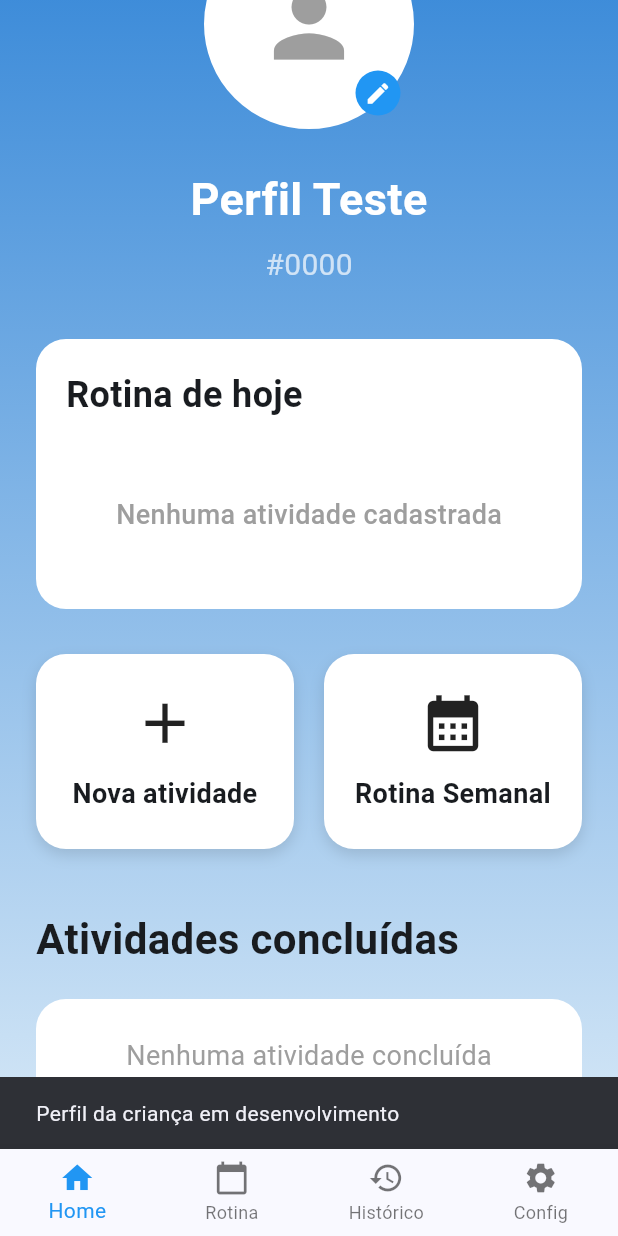
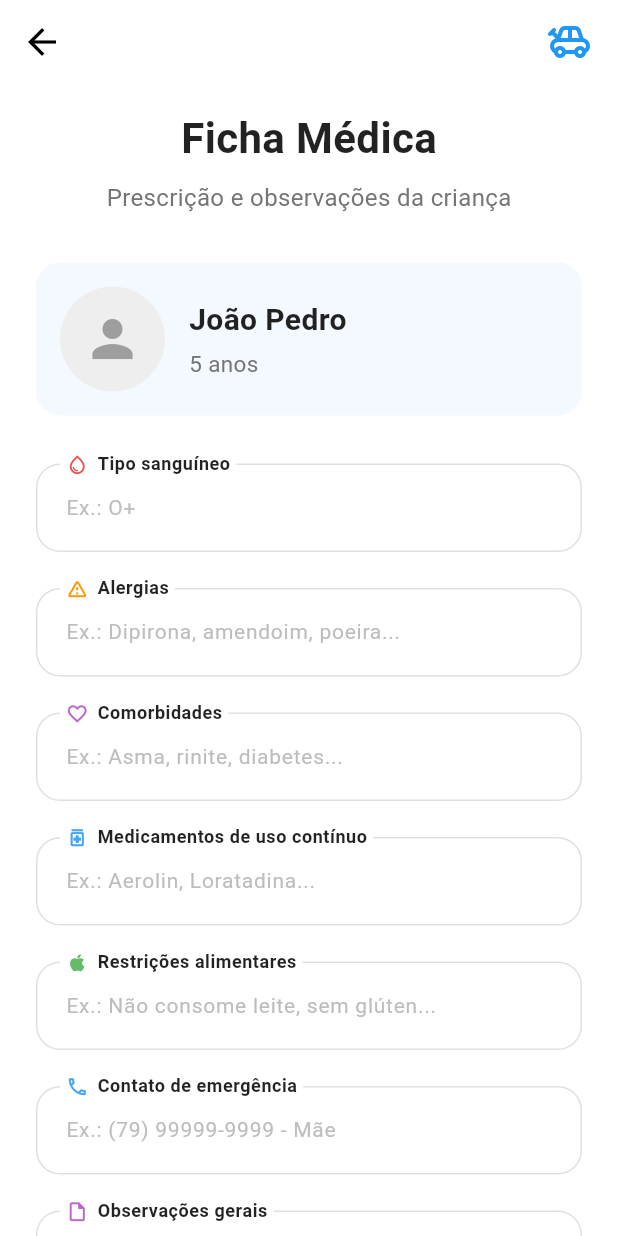
Before and after one commit to robertcalcantara/KidsRoutineapp, a Flutter app: the TelaHome screen opened by its route, scrolled down 189 dp, after a tap on the "person" icon, on a phone screen of 412 x 824 dp. Run offline on Flutter 3.47's test engine with Material 3 defaults, Android fonts, the phone set to English and light mode, and no system bars; our stand-ins replace flutter_secure_storage, pdf, printing; accounts and stored records are empty.

Commit message:
feat: adicionada tela de ficha medica e geracao de pdf

```diff
--- /dev/null
+++ b/lib/ficha_medica_screen.dart
@@ -0,0 +1,313 @@
+import 'package:flutter/material.dart';
+// Importações necessárias para o PDF
+import 'package:pdf/pdf.dart';
+import 'package:pdf/widgets.dart' as pw;
+import 'package:printing/printing.dart';
+
+class FichaMedicaScreen extends StatefulWidget {
+  const FichaMedicaScreen({Key? key}) : super(key: key);
+
+  @override
+  State<FichaMedicaScreen> createState() => _FichaMedicaScreenState();
+}
+
+class _FichaMedicaScreenState extends State<FichaMedicaScreen> {
+  // Controladores para capturar o que o usuário digitar
+  final _tipoSanguineoController = TextEditingController();
+  final _alergiasController = TextEditingController();
+  final _comorbidadesController = TextEditingController();
+  final _medicamentosController = TextEditingController();
+  final _restricoesController = TextEditingController();
+  final _contatoController = TextEditingController();
+  final _observacoesController = TextEditingController();
+
+  @override
+  void dispose() {
+    // É importante limpar os controladores da memória quando fechar a tela
+    _tipoSanguineoController.dispose();
+    _alergiasController.dispose();
+    _comorbidadesController.dispose();
+    _medicamentosController.dispose();
+    _restricoesController.dispose();
+    _contatoController.dispose();
+    _observacoesController.dispose();
+    super.dispose();
+  }
+
+  // Função que será chamada ao clicar em "Gerar PDF"
+  Future<void> _gerarPDF() async {
+    // Cria o documento PDF
+    final pdf = pw.Document();
+
+    // Função auxiliar para desenhar cada campo no PDF
+    pw.Widget buildPdfField(String titulo, String valor) {
+      return pw.Padding(
+        padding: const pw.EdgeInsets.only(bottom: 12.0),
+        child: pw.Column(
+          crossAxisAlignment: pw.CrossAxisAlignment.start,
+          children: [
+            pw.Text(titulo, style: pw.TextStyle(fontWeight: pw.FontWeight.bold, fontSize: 14)),
+            pw.SizedBox(height: 4),
+            pw.Text(
+              valor.trim().isEmpty ? 'Não informado' : valor,
+              style: const pw.TextStyle(fontSize: 12),
+            ),
+          ],
+        ),
+      );
+    }
+
+    // Adiciona uma página ao PDF
+    pdf.addPage(
+      pw.Page(
+        pageFormat: PdfPageFormat.a4,
+        margin: const pw.EdgeInsets.all(40),
+        build: (pw.Context context) {
+          return pw.Column(
+            crossAxisAlignment: pw.CrossAxisAlignment.start,
+            children: [
+              // Cabeçalho do PDF
+              pw.Header(
+                level: 0,
+                child: pw.Text(
+                  'Ficha Médica - João Pedro',
+                  style: pw.TextStyle(fontSize: 24, fontWeight: pw.FontWeight.bold),
+                ),
+              ),
+              pw.SizedBox(height: 20),
+
+              // Dados da Criança
+              pw.Text('Idade: 5 anos', style: const pw.TextStyle(fontSize: 14)),
+              pw.SizedBox(height: 30),
+
+              // Campos Preenchidos
+              buildPdfField('Tipo Sanguíneo', _tipoSanguineoController.text),
+              buildPdfField('Alergias', _alergiasController.text),
+              buildPdfField('Comorbidades', _comorbidadesController.text),
+              buildPdfField('Medicamentos de uso contínuo', _medicamentosController.text),
+              buildPdfField('Restrições alimentares', _restricoesController.text),
+              buildPdfField('Contato de emergência', _contatoController.text),
+              buildPdfField('Observações gerais', _observacoesController.text),
+            ],
+          );
+        },
+      ),
+    );
+
+    // Exibe a tela de pré-visualização e salvamento do dispositivo
+    await Printing.layoutPdf(
+      onLayout: (PdfPageFormat format) async => pdf.save(),
+      name: 'Ficha_Medica_Joao_Pedro.pdf',
+    );
+  }
+
+  @override
+  Widget build(BuildContext context) {
+    return Scaffold(
+      backgroundColor: Colors.white,
+      appBar: AppBar(
+        backgroundColor: Colors.white,
+        elevation: 0,
+        scrolledUnderElevation: 0,
+        leading: IconButton(
+          icon: const Icon(Icons.arrow_back, color: Colors.black, size: 28),
+          onPressed: () => Navigator.pop(context),
+        ),
+        actions: const [
+          Padding(
+            padding: EdgeInsets.only(right: 16.0),
+            child: Icon(Icons.toys_outlined, color: Colors.blue, size: 32),
+          ),
+        ],
+      ),
+      body: SingleChildScrollView(
+        padding: const EdgeInsets.symmetric(horizontal: 24.0, vertical: 16.0),
+        child: Column(
+          crossAxisAlignment: CrossAxisAlignment.center,
+          children: [
+            const Text(
+              'Ficha Médica',
+              style: TextStyle(fontSize: 28, fontWeight: FontWeight.bold, color: Colors.black87),
+            ),
+            const SizedBox(height: 8),
+            Text(
+              'Prescrição e observações da criança',
+              style: TextStyle(fontSize: 16, color: Colors.grey[600]),
+            ),
+            const SizedBox(height: 32),
+
+            // Card de Perfil da Criança
+            Container(
+              padding: const EdgeInsets.all(16),
+              decoration: BoxDecoration(
+                color: const Color(0xFFF4F8FF),
+                borderRadius: BorderRadius.circular(16),
+              ),
+              child: Row(
+                children: [
+                  CircleAvatar(
+                    radius: 35,
+                    backgroundColor: Colors.grey[200],
+                    child: const Icon(Icons.person, size: 40, color: Colors.grey),
+                  ),
+                  const SizedBox(width: 16),
+                  Column(
+                    crossAxisAlignment: CrossAxisAlignment.start,
+                    children: [
+                      const Text(
+                        'João Pedro',
+                        style: TextStyle(fontSize: 20, fontWeight: FontWeight.bold, color: Colors.black87),
+                      ),
+                      const SizedBox(height: 4),
+                      Text(
+                        '5 anos',
+                        style: TextStyle(fontSize: 15, color: Colors.grey[600]),
+                      ),
+                    ],
+                  ),
+                ],
+              ),
+            ),
+            const SizedBox(height: 32),
+
+            // Campos do formulário associados aos controladores
+            _buildCustomField(
+              controller: _tipoSanguineoController,
+              label: 'Tipo sanguíneo',
+              hint: 'Ex.: O+',
+              icon: Icons.water_drop_outlined,
+              iconColor: Colors.red[400]!,
+            ),
+            _buildCustomField(
+              controller: _alergiasController,
+              label: 'Alergias',
+              hint: 'Ex.: Dipirona, amendoim, poeira...',
+              icon: Icons.warning_amber_rounded,
+              iconColor: Colors.orange,
+            ),
+            _buildCustomField(
+              controller: _comorbidadesController,
+              label: 'Comorbidades',
+              hint: 'Ex.: Asma, rinite, diabetes...',
+              icon: Icons.favorite_border,
+              iconColor: Colors.purple[300]!,
+            ),
+            _buildCustomField(
+              controller: _medicamentosController,
+              label: 'Medicamentos de uso contínuo',
+              hint: 'Ex.: Aerolin, Loratadina...',
+              icon: Icons.medication_outlined,
+              iconColor: Colors.blue[400]!,
+            ),
+            _buildCustomField(
+              controller: _restricoesController,
+              label: 'Restrições alimentares',
+              hint: 'Ex.: Não consome leite, sem glúten...',
+              icon: Icons.apple_outlined,
+              iconColor: Colors.green[400]!,
+            ),
+            _buildCustomField(
+              controller: _contatoController,
+              label: 'Contato de emergência',
+              hint: 'Ex.: (79) 99999-9999 - Mãe',
+              icon: Icons.phone_outlined,
+              iconColor: Colors.blue[400]!,
+            ),
+            _buildCustomField(
+              controller: _observacoesController,
+              label: 'Observações gerais',
+              hint: 'Informações importantes sobre a saúde...',
+              icon: Icons.insert_drive_file_outlined,
+              iconColor: Colors.purple[300]!,
+              maxLines: 3,
+            ),
+
+            const SizedBox(height: 8),
+
+            // Botão Gerar PDF
+            SizedBox(
+              width: double.infinity,
+              height: 56,
+              child: ElevatedButton.icon(
+                onPressed: _gerarPDF,
+                icon: const Icon(Icons.picture_as_pdf_outlined, color: Colors.white),
+                label: const Text(
+                  'GERAR PDF',
+                  style: TextStyle(fontSize: 16, fontWeight: FontWeight.bold, color: Colors.white, letterSpacing: 1.2),
+                ),
+                style: ElevatedButton.styleFrom(
+                  backgroundColor: const Color(0xFF3B82F6),
+                  shape: RoundedRectangleBorder(borderRadius: BorderRadius.circular(12)),
+                  elevation: 0,
+                ),
+              ),
+            ),
+            const SizedBox(height: 16),
+
+            // Rodapé
+            Row(
+              mainAxisAlignment: MainAxisAlignment.center,
+              children: [
+                Icon(Icons.info_outline, color: Colors.grey[500], size: 18),
+                const SizedBox(width: 6),
+                Text(
+                  'O PDF será salvo no seu dispositivo',
+                  style: TextStyle(color: Colors.grey[500], fontSize: 13),
+                ),
+              ],
+            ),
+            const SizedBox(height: 24),
+          ],
+        ),
+      ),
+    );
+  }
+
+  // Widget construtor dos campos de texto
+  Widget _buildCustomField({
+    required TextEditingController controller,
+    required String label,
+    required String hint,
+    required IconData icon,
+    required Color iconColor,
+    int maxLines = 1,
+  }) {
+    return Padding(
+      padding: const EdgeInsets.only(bottom: 24.0),
+      child: TextFormField(
+        controller: controller,
+        maxLines: maxLines,
+        style: const TextStyle(fontSize: 15, color: Colors.black87),
+        decoration: InputDecoration(
+          floatingLabelBehavior: FloatingLabelBehavior.always,
+          label: Row(
+            mainAxisSize: MainAxisSize.min,
+            children: [
+              Icon(icon, color: iconColor, size: 20),
+              const SizedBox(width: 8),
+              Text(
+                label,
+                style: const TextStyle(fontWeight: FontWeight.bold, color: Colors.black87, fontSize: 16),
+              ),
+            ],
+          ),
+          hintText: hint,
+          hintStyle: TextStyle(color: Colors.grey[400], fontSize: 14),
+          contentPadding: const EdgeInsets.symmetric(horizontal: 16, vertical: 18),
+          border: OutlineInputBorder(
+            borderRadius: BorderRadius.circular(16),
+            borderSide: BorderSide(color: Colors.grey[300]!),
+          ),
+          enabledBorder: OutlineInputBorder(
+            borderRadius: BorderRadius.circular(16),
+            borderSide: BorderSide(color: Colors.grey[300]!),
+          ),
+          focusedBorder: OutlineInputBorder(
+            borderRadius: BorderRadius.circular(16),
+            borderSide: const BorderSide(color: Colors.blue, width: 1.5),
+          ),
+        ),
+      ),
+    );
+  }
+}
--- a/lib/main.dart
+++ b/lib/main.dart
@@ -5,6 +5,7 @@ import 'tela_recuperar_senha.dart';
 import 'tela_home.dart';
 import 'tela_historico.dart';
 import 'tela_configuracoes.dart';
+import 'ficha_medica_screen.dart';
 
 void main() {
   runApp(
--- a/lib/tela_home.dart
+++ b/lib/tela_home.dart
@@ -1,5 +1,6 @@
 import 'package:flutter/material.dart';
 import 'widgets/navbar.dart';
+import 'ficha_medica_screen.dart'; // Ajuste o caminho das pastas se for necessário
 
 class TelaHome extends StatelessWidget {
   final String nomeCrianca;
@@ -16,9 +17,8 @@ class TelaHome extends StatelessWidget {
     return Scaffold(
       backgroundColor: const Color(0xFFF5F5F5),
       bottomNavigationBar: const Navbar(
-  currentIndex: 0,
-),
-
+        currentIndex: 0,
+      ),
       body: SafeArea(
         child: SingleChildScrollView(
           child: Column(
@@ -133,13 +133,14 @@ class TelaHome extends StatelessWidget {
 
                     const SizedBox(height: 20),
 
-                    // FOTO PERFIL
+                    // FOTO PERFIL (Alterado para navegar para a Ficha Médica)
                     GestureDetector(
                       onTap: () {
-                        ScaffoldMessenger.of(context).showSnackBar(
-                          const SnackBar(
-                            content: Text(
-                                'Perfil da criança em desenvolvimento'),
+                        // NAVEGAÇÃO ADICIONADA AQUI 👇
+                        Navigator.push(
+                          context,
+                          MaterialPageRoute(
+                            builder: (context) => const FichaMedicaScreen(),
                           ),
                         );
                       },
```
Also changed, not shown: pubspec.yaml (+4 -7 lines), pubspec.lock, 16 other files.
